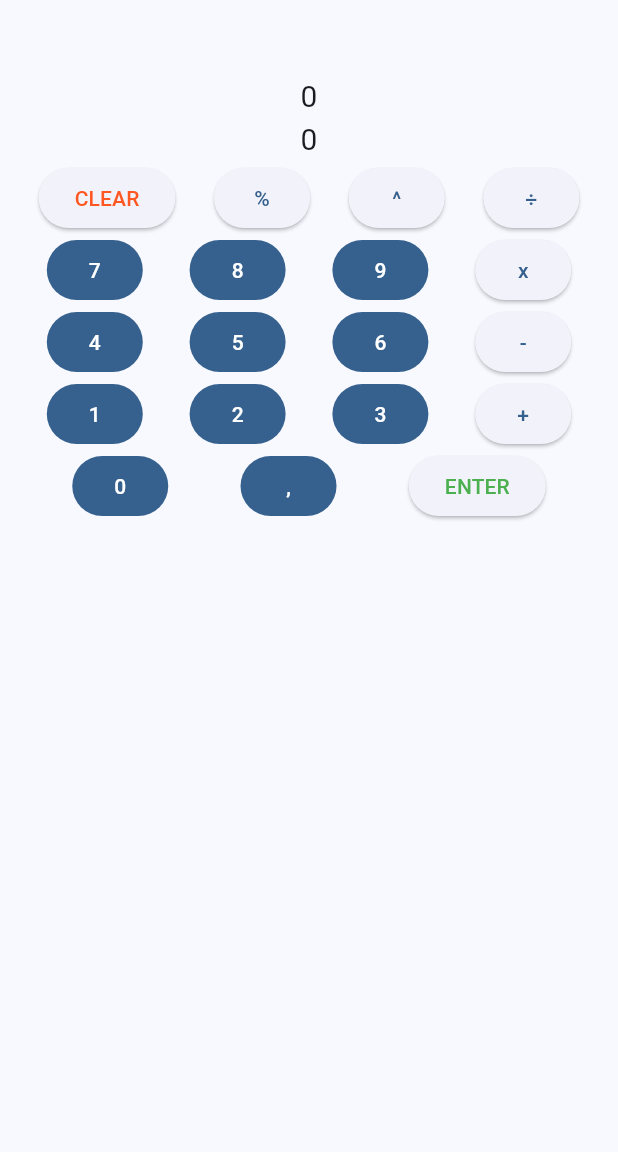
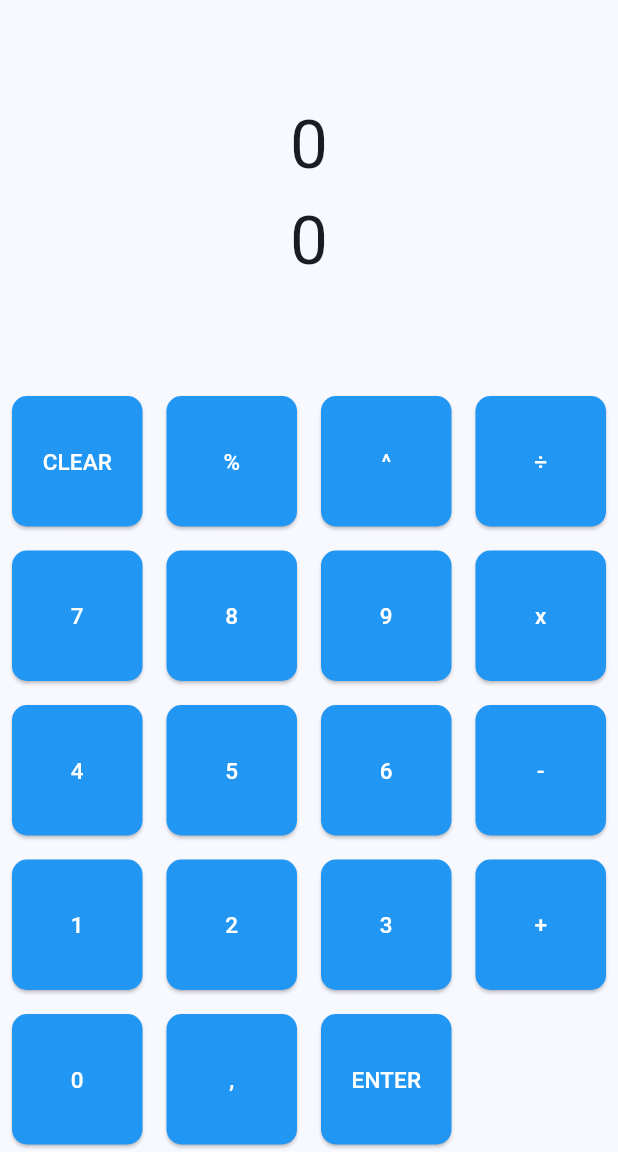
Before and after one commit to alicejasmine/rpn_calculator, a Flutter app: the screen it shows after launch, on a phone screen of 412 x 824 dp, the part 84-1236 px from its top. Run offline on Flutter 3.47's test engine with Material 3 defaults, Android fonts, the phone set to English and light mode, and no system bars.

Commit message:
refactoring and changing layout

```diff
--- a/lib/CalculatorScreen.dart
+++ b/lib/CalculatorScreen.dart
@@ -23,143 +23,56 @@ class _CalculatorScreenState extends State<CalculatorScreen> {
           title: const Text("RPN Calculator",
               style: TextStyle(color: Colors.white)), // Text color white
           backgroundColor: Colors.blue.shade900),
-        body: Padding(
-            padding: EdgeInsets.only(top: 50),
-            child: Column(children: [
-              Row(
-                mainAxisAlignment: MainAxisAlignment.center,
+
+
+      body: Column(
+        children: <Widget>[
+          Expanded(child: _buildDisplayRow()),
+          Expanded(
+            flex: 2,
+            child: GridView.count(
+              crossAxisCount: 4,
               children: [
-                  Text(
-                    calculator.stack.isEmpty ? "0" : '${calculator.stack.last}',
-                    style: TextStyle(fontSize: 20),
+                _buildButton('CLEAR', () => onClearButtonPress()),
+                _buildButton('%', () => onOperationButtonPress('%')),
+                _buildButton('^', () => onOperationButtonPress('^')),
+                _buildButton('÷', () => onOperationButtonPress('÷')),
+                _buildButton('7', () => onNumericButtonPress('7')),
+                _buildButton('8', () => onNumericButtonPress('8')),
+                _buildButton('9', () => onNumericButtonPress('9')),
+                _buildButton('x', () => onOperationButtonPress('x')),
+                _buildButton('4', () => onNumericButtonPress('4')),
+                _buildButton('5', () => onNumericButtonPress('5')),
+                _buildButton('6', () => onNumericButtonPress('6')),
+                _buildButton('-', () => onOperationButtonPress('-')),
+                _buildButton('1', () => onNumericButtonPress('1')),
+                _buildButton('2', () => onNumericButtonPress('2')),
+                _buildButton('3', () => onNumericButtonPress('3')),
+                _buildButton('+', () => onOperationButtonPress('+')),
+                _buildButton('0', () => onNumericButtonPress('0')),
+                _buildButton(',', () => onCommaButtonPress()),
+                _buildButton('ENTER', () => onEnterButtonPress()),
+              ],
+            ),
           ),
         ],
       ),
-              Row(
-                mainAxisAlignment: MainAxisAlignment.center,
-                children: [
-                  // Add spacing between the two values
-                  Text(
-                    '$input',
-                    style: TextStyle(fontSize: 20),
-                  ),
-                ],
-              ),
-              Row(
-                mainAxisAlignment: MainAxisAlignment.spaceEvenly,
-                children: [
-                  ElevatedButton(
-                    onPressed: () => onClearButtonPress(),
-                    child: const Text('CLEAR',
-                        style: TextStyle(color: Colors.deepOrange)),
-                  ),
-                  ElevatedButton(
-                    onPressed: () => onOperationButtonPress('%'),
-                    child: const Text('%'),
-                  ),
-                  ElevatedButton(
-                    onPressed: () => onOperationButtonPress('^'),
-                    child: const Text('^'),
-                  ),
-                  ElevatedButton(
-                    onPressed: () => onOperationButtonPress('÷'),
-                    child: const Text('÷'),
-                  ),
-                ],
-              ),
-              Row(
-                mainAxisAlignment: MainAxisAlignment.spaceEvenly,
-                children: [
-                  FilledButton(
-                    onPressed: () => onNumericButtonPress('7'),
-                    child: const Text('7'),
-                  ),
-                  FilledButton(
-                    onPressed: () => onNumericButtonPress('8'),
-                    child: const Text('8'),
-                  ),
-                  FilledButton(
-                    onPressed: () => onNumericButtonPress('9'),
-                    child: const Text('9'),
-                  ),
-                  ElevatedButton(
-                    onPressed: () => onOperationButtonPress('x'),
-                    child: const Text('x'),
-                  ),
-                ],
-              ),
-              Row(
-                mainAxisAlignment: MainAxisAlignment.spaceEvenly,
-                children: [
-                  FilledButton(
-                    onPressed: () => onNumericButtonPress('4'),
-                    child: const Text('4'),
-                  ),
-                  FilledButton(
-                    onPressed: () => onNumericButtonPress('5'),
-                    child: const Text('5'),
-                  ),
-                  FilledButton(
-                    onPressed: () => onNumericButtonPress('6'),
-                    child: const Text('6'),
-                  ),
-                  ElevatedButton(
-                    onPressed: () => onOperationButtonPress('-'),
-                    child: const Text('-'),
-                  ),
-                ],
-              ),
-              Row(
-                mainAxisAlignment: MainAxisAlignment.spaceEvenly,
-                children: [
-                  FilledButton(
-                    onPressed: () => onNumericButtonPress('1'),
-                    child: const Text('1'),
-                  ),
-                  FilledButton(
-                    onPressed: () => onNumericButtonPress('2'),
-                    child: const Text('2'),
-                  ),
-                  FilledButton(
-                    onPressed: () => onNumericButtonPress('3'),
-                    child: const Text('3'),
-                  ),
-                  ElevatedButton(
-                    onPressed: () => onOperationButtonPress('+'),
-                    child: const Text('+'),
-                  ),
-                ],
-              ),
-              Row(
-                mainAxisAlignment: MainAxisAlignment.spaceEvenly,
-                children: [
-                  FilledButton( onPressed: () => onNumericButtonPress('0'), child: const Text('0')),
-                  FilledButton(
-                      onPressed: () => onCommaButtonPress(),
-                      child: const Text(',')),
-                  ElevatedButton(
-                      onPressed: () => onEnterButtonPress(),
-                      child: const Text('ENTER',
-                          style: TextStyle(color: Colors.green))),
-                ],
-              ),
-            ])));
+    );
   }
+
 
   void onNumericButtonPress(String value) {
     setState(() {
-
       if (input == '0') {
         input = value;
       } else {
         input = input + value;
       }
-
     });
   }
 
   void onCommaButtonPress() {
-    final newInput=input.toString() + '.';
+    final newInput = input.toString() + '.';
     setState(() {
       input = newInput;
     });
@@ -203,8 +116,56 @@ class _CalculatorScreenState extends State<CalculatorScreen> {
     });
   }
 
+  Widget _buildButton(String text, void Function() onPressed) {
+    return Padding(
+      padding: const EdgeInsets.all(8.0),
+      child: ElevatedButton(
+        onPressed: onPressed,
+        child: Text(
+          text,
+          style: TextStyle(fontSize: 15),
+        ),
+        style: ElevatedButton.styleFrom(
+          shape: RoundedRectangleBorder(
+            borderRadius: BorderRadius.all(Radius.circular(10)),
+          ),
+          padding: EdgeInsets.all(20),
+          backgroundColor: Colors.blue,
+          foregroundColor: Colors.white,
+        ),
+      ),
+    );
+  }
 
 
 
+  Widget _buildDisplayRow() {
+    return Expanded(
+      child: Column(
+        mainAxisAlignment: MainAxisAlignment.center,
+        children: [
+          Row(
+            mainAxisAlignment: MainAxisAlignment.center,
+            children: [
+              Text(
+                calculator.stack.isEmpty ? "0" : '${calculator.stack.last}',
+                style: TextStyle(fontSize: 45),
+              ),
+            ],
+          ),
+          Row(
+            mainAxisAlignment: MainAxisAlignment.center,
+            children: [
+              Text(
+                '$input',
+                style: TextStyle(fontSize: 45),
+              ),
+            ],
+          ),
+        ],
+      ),
+    );
+  }
+
 
 }
```
Lines whose indentation alone changed are shown as unchanged.
